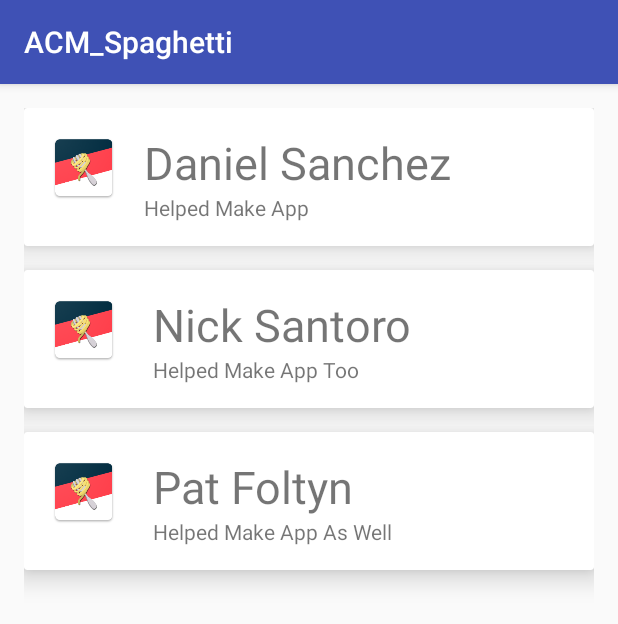
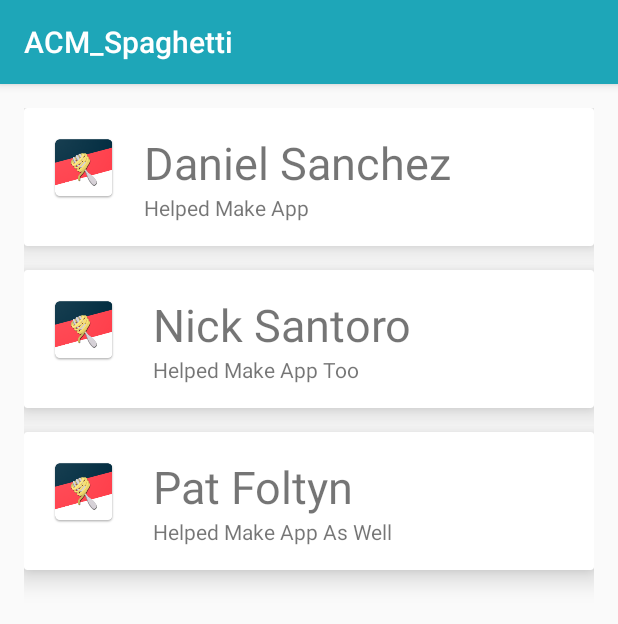
Before and after one commit to RowanACM/TeamSpaghetti, an Android app: the screen it shows after launch (HomeActivity), on a phone screen of 412 x 824 dp. Shown: the top 624 px of the screen. Run offline under Robolectric (Android 15) with nearby library versions, the phone set to English and light mode, and no system bars.

Commit message:
Chaned color pallet in app

```diff
--- a/ACM_Spaghetti/app/src/main/res/values/colors.xml
+++ b/ACM_Spaghetti/app/src/main/res/values/colors.xml
@@ -1,6 +1,6 @@
 <?xml version="1.0" encoding="utf-8"?>
 <resources>
-    <color name="colorPrimary">#3F51B5</color>
-    <color name="colorPrimaryDark">#303F9F</color>
-    <color name="colorAccent">#FF4081</color>
+    <color name="colorPrimary">#1ea6b8</color>
+    <color name="colorPrimaryDark">#032d40</color>
+    <color name="colorAccent">#ff404d</color>
 </resources>
```
